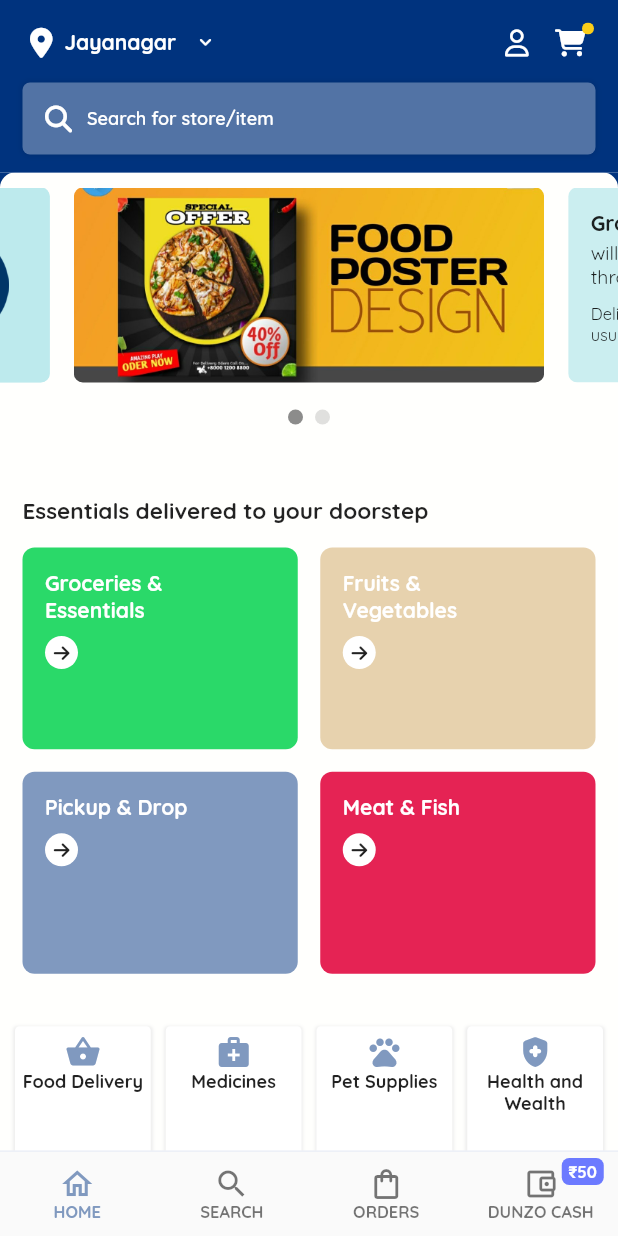
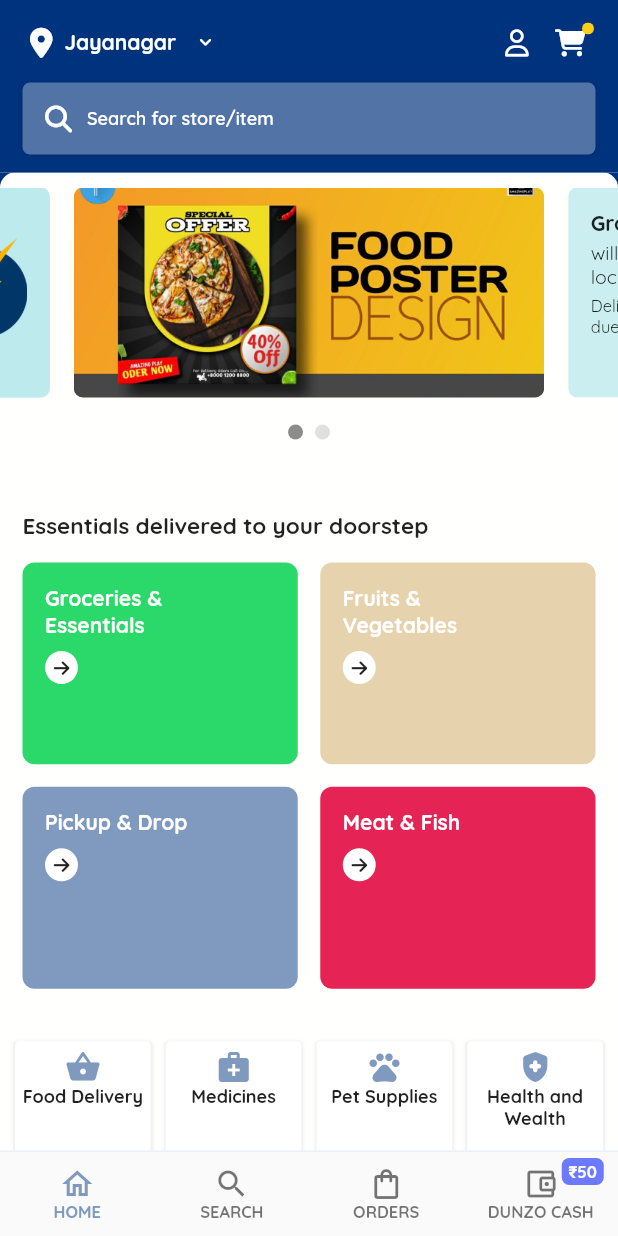
Before and after one commit to Rezuanul-Islam-Fahim/dunzo_ui_clone, a Flutter app: the screen it shows after launch, on a phone screen of 412 x 824 dp. Run offline on Flutter 3.47's test engine with Material 2 defaults, Android fonts, the phone set to English and light mode, and no system bars; drawn by our look-alikes of carousel_slider; our stand-ins replace dotted_border, font_awesome_flutter; missing offline and left inert: customizable_space_bar.

Commit message:
Fix banner overflow

```diff
--- a/lib/components/carousel_banner.dart
+++ b/lib/components/carousel_banner.dart
@@ -34,7 +34,7 @@
                 )
                 .toList(),
             options: CarouselOptions(
-              height: 130,
+              height: 140,
               aspectRatio: 16 / 9,
               viewportFraction: 0.8,
               initialPage: 0,
--- a/lib/screens/home_screen/components/main_body.dart
+++ b/lib/screens/home_screen/components/main_body.dart
@@ -54,17 +54,14 @@
                               SizedBox(height: 2),
                               Text(
                                 'will be delivered throughout the lockdown',
-                                style: TextStyle(
-                                  fontSize: 13,
-                                  // fontWeight: FontWeight.w600,
-                                ),
+                                style: TextStyle(fontSize: 13),
                               ),
-                              SizedBox(height: 10),
-                              Text(
-                                'Delivery might be slower than usual due to high demand',
-                                style: TextStyle(
-                                  fontSize: 11,
-                                  // fontWeight: FontWeight.w600,
+                              SizedBox(height: 5),
+                              Expanded(
+                                child: Text(
+                                  'Delivery might be slower than usual due to high demand',
+                                  style: TextStyle(fontSize: 11),
+                                  overflow: TextOverflow.fade,
                                 ),
                               ),
                             ],
@@ -72,12 +69,12 @@
                         ),
                       ),
                       Container(
-                        width: 125,
+                        width: 90,
                         height: double.infinity,
                         child: Stack(
                           children: [
                             Positioned(
-                              top: -20,
+                              top: -25,
                               width: 220,
                               height: 220,
                               child: Container(
@@ -91,7 +88,7 @@
                               alignment: Alignment.center,
                               child: Image.asset(
                                 'assets/images/lightening.png',
-                                width: 70,
+                                width: 60,
                               ),
                             ),
                           ],
```
Also changed, not shown: pubspec.lock.
